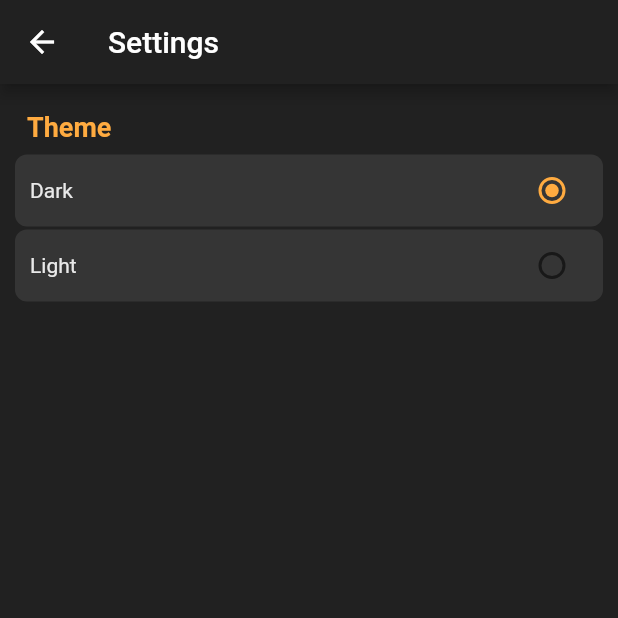
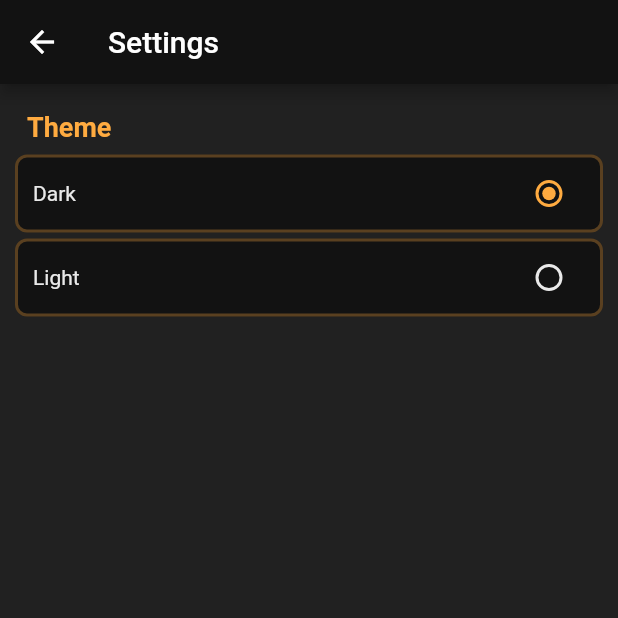
Before and after one commit to lupynua/Fluttercast, a Flutter app: the screen it shows after launch, after a tap on "Settings", on a phone screen of 412 x 824 dp, the top half of it. Run offline on Flutter 3.47's test engine with Material 2 defaults, Android fonts, the phone set to English and light mode, and no system bars; our stand-ins replace equatable, flutter_bloc, permission_handler, shared_preferences, sqflite, weather and 1 more; accounts and stored records are empty.

Commit message:
Small UI changes, code cleanup

```diff
--- a/lib/screens/main_screen.dart
+++ b/lib/screens/main_screen.dart
@@ -28,9 +28,9 @@ class _MainScreenState extends State<MainScreen> with TickerProviderStateMixin {
     super.initState();
     _weatherBloc = WeatherBloc(weatherRepository: widget.weatherRepository);
     _animationController = AnimationController(
-        duration: const Duration(milliseconds: 500), vsync: this);
+        duration: const Duration(milliseconds: 1000), vsync: this);
     _animation =
-        CurvedAnimation(parent: _animationController, curve: Curves.easeIn);
+        CurvedAnimation(parent: _animationController, curve: Curves.easeInOut);
 
     _fetchWeather().catchError((error) {
       _weatherBloc.add(ErrorEvent());
@@ -39,11 +39,10 @@ class _MainScreenState extends State<MainScreen> with TickerProviderStateMixin {
 
   @override
   Widget build(BuildContext context) {
-    Color primaryColor = AppStateContainer.of(context).theme.primaryColor;
-    Color primaryDarkColor =
-        AppStateContainer.of(context).theme.primaryColorDark;
-    Color accentColor = AppStateContainer.of(context).theme.accentColor;
-    Color buttonColor = AppStateContainer.of(context).theme.buttonColor;
+    var primaryColor = AppStateContainer.of(context).theme.primaryColor;
+    var primaryDarkColor = AppStateContainer.of(context).theme.primaryColorDark;
+    var accentColor = AppStateContainer.of(context).theme.accentColor;
+    var buttonColor = AppStateContainer.of(context).theme.buttonColor;
 
     return Scaffold(
       appBar: AppBar(
@@ -65,7 +64,11 @@ class _MainScreenState extends State<MainScreen> with TickerProviderStateMixin {
             icon: Icon(
               Icons.settings,
               color: accentColor,
-            ), label: Text("Settings", style: TextStyle(color: accentColor, fontSize: 16),),
+            ),
+            label: Text(
+              "Settings",
+              style: TextStyle(color: accentColor, fontSize: 16),
+            ),
           ),
         ],
       ),
--- a/lib/screens/settings_screen.dart
+++ b/lib/screens/settings_screen.dart
@@ -5,19 +5,21 @@ import 'package:fluttercast/themes.dart';
 class SettingsScreen extends StatelessWidget {
   @override
   Widget build(BuildContext context) {
-    Color primaryColor = AppStateContainer.of(context).theme.primaryColor;
-    Color accentColor = AppStateContainer.of(context).theme.accentColor;
-    Color buttonColor = AppStateContainer.of(context).theme.buttonColor;
+    var primaryColor = AppStateContainer.of(context).theme.primaryColor;
+    var primaryDarkColor = AppStateContainer.of(context).theme.primaryColorDark;
+    var accentColor = AppStateContainer.of(context).theme.accentColor;
+    var buttonColor = AppStateContainer.of(context).theme.buttonColor;
 
     return Scaffold(
       appBar: AppBar(
-        backgroundColor: primaryColor,
+        backgroundColor: primaryDarkColor,
         title: Text("Settings"),
       ),
       body: Container(
         padding: EdgeInsets.all(10),
         color: primaryColor,
-        child: ListView(
+        child: Column(
+          crossAxisAlignment: CrossAxisAlignment.start,
           children: <Widget>[
             Padding(
               padding: const EdgeInsets.all(8.0),
@@ -36,11 +38,12 @@ class SettingsScreen extends StatelessWidget {
                 groupValue: AppStateContainer.of(context).themeCode,
                 onChanged: (value) =>
                     AppStateContainer.of(context).updateTheme(value),
-                color: accentColor,
+                color: primaryDarkColor,
+                accentColor: accentColor,
                 activeColor: buttonColor),
             Divider(
               color: primaryColor,
-              height: 2,
+              height: 4,
             ),
             _buildSettingsEntry(
                 label: "Light",
@@ -48,7 +51,8 @@ class SettingsScreen extends StatelessWidget {
                 groupValue: AppStateContainer.of(context).themeCode,
                 onChanged: (value) =>
                     AppStateContainer.of(context).updateTheme(value),
-                color: accentColor,
+                color: primaryDarkColor,
+                accentColor: accentColor,
                 activeColor: buttonColor),
           ],
         ),
@@ -62,11 +66,13 @@ class SettingsScreen extends StatelessWidget {
       int groupValue,
       Function onChanged,
       Color color,
+      Color accentColor,
       Color activeColor}) {
     return Container(
       decoration: BoxDecoration(
+        border: Border.all(color: activeColor.withOpacity(0.3), width: 2),
         borderRadius: BorderRadius.all(Radius.circular(8)),
-        color: color.withOpacity(0.1),
+        color: color,
       ),
       padding: EdgeInsets.only(left: 10, right: 10),
       child: Row(
@@ -74,7 +80,7 @@ class SettingsScreen extends StatelessWidget {
         children: <Widget>[
           Text(
             label,
-            style: TextStyle(color: color),
+            style: TextStyle(color: accentColor),
           ),
           Radio(
             value: radioValue,
@@ -83,7 +89,7 @@ class SettingsScreen extends StatelessWidget {
               onChanged(value);
             },
             activeColor: activeColor,
-          )
+          ),
         ],
       ),
     );
--- a/lib/themes.dart
+++ b/lib/themes.dart
@@ -23,12 +23,12 @@ class Themes {
       },
     ),
     accentColor: Color(0xFFE9E9E9),
-    disabledColor: Colors.grey,
+    unselectedWidgetColor: Color(0xFFE9E9E9),
   );
 
   static final _light = ThemeData(
       primaryColorDark: Color(0xFFCCCCCC),
-      buttonColor: Color(0xFFC4682E),
+      buttonColor: Color(0xFFAE5E02),
       primarySwatch: MaterialColor(
         Color(0xFFE9E9E9).value,
         const <int, Color>{
@@ -45,7 +45,7 @@ class Themes {
         },
       ),
       accentColor: Color(0xFF212121),
-      disabledColor: Colors.blueGrey);
+      unselectedWidgetColor: Color(0xFF212121));
 
   static ThemeData getTheme(int code) {
     if (code == darkThemeCode) {
--- a/lib/widgets/forecast_list.dart
+++ b/lib/widgets/forecast_list.dart
@@ -16,13 +16,14 @@ class ForecastList extends StatelessWidget {
 
   @override
   Widget build(BuildContext context) {
-    Color primaryDarkColor =
-        AppStateContainer.of(context).theme.primaryColorDark;
+    var buttonColor = AppStateContainer.of(context).theme.buttonColor;
+    var primaryDarkColor = AppStateContainer.of(context).theme.primaryColorDark;
 
     return Container(
       margin: EdgeInsets.all(10.0),
       decoration: BoxDecoration(
         color: primaryDarkColor,
+        border: Border.all(color: buttonColor.withOpacity(0.3), width: 2),
         borderRadius: BorderRadius.all(Radius.circular(8)),
       ),
       width: 400,
```
Also changed, not shown: lib/widgets/weather_widget.dart (+28 -24 lines).
